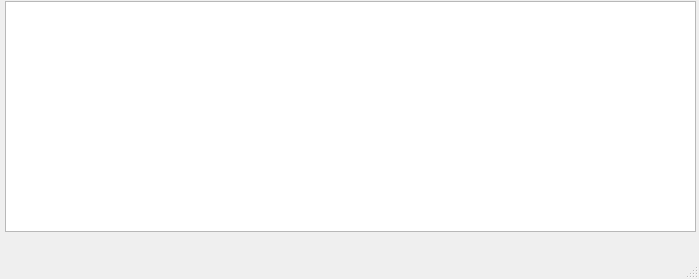
Old version of the form main.ui in the repository VadimGlazkowUr/table.
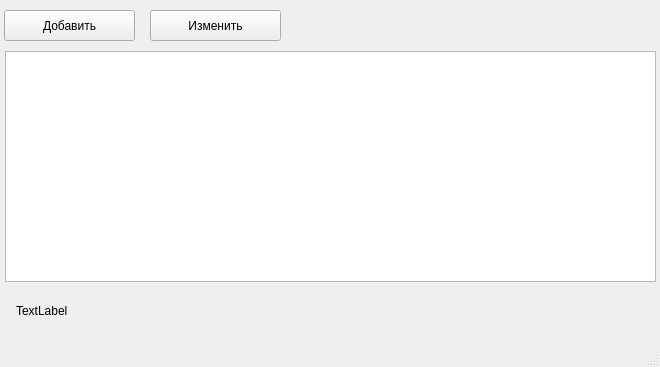
New version of the form.

Commit message: Улучшение 1.0

The edit to the form file:
```diff
--- a/main.ui
+++ b/main.ui
@@ -6,8 +6,8 @@
    <rect>
     <x>0</x>
     <y>0</y>
-    <width>699</width>
-    <height>279</height>
+    <width>660</width>
+    <height>367</height>
    </rect>
   </property>
   <property name="windowTitle">
@@ -18,12 +18,54 @@
     <property name="geometry">
      <rect>
       <x>5</x>
-      <y>1</y>
-      <width>691</width>
+      <y>51</y>
+      <width>651</width>
       <height>231</height>
      </rect>
     </property>
    </widget>
+   <widget class="QPushButton" name="pushButton">
+    <property name="geometry">
+     <rect>
+      <x>4</x>
+      <y>10</y>
+      <width>131</width>
+      <height>31</height>
+     </rect>
+    </property>
+    <property name="text">
+     <string>Добавить</string>
+    </property>
+   </widget>
+   <widget class="QPushButton" name="pushButton_2">
+    <property name="geometry">
+     <rect>
+      <x>150</x>
+      <y>10</y>
+      <width>131</width>
+      <height>31</height>
+     </rect>
+    </property>
+    <property name="text">
+     <string>Изменить</string>
+    </property>
+   </widget>
+   <widget class="QLabel" name="label">
+    <property name="geometry">
+     <rect>
+      <x>16</x>
+      <y>300</y>
+      <width>641</width>
+      <height>21</height>
+     </rect>
+    </property>
+    <property name="cursor">
+     <cursorShape>UpArrowCursor</cursorShape>
+    </property>
+    <property name="text">
+     <string>TextLabel</string>
+    </property>
+   </widget>
   </widget>
   <widget class="QMenuBar" name="menubar">
    <property name="geometry">
```
Left out of the diff: 2 changed lines with no effect on the pictures. The commit also changes 2 other files.
